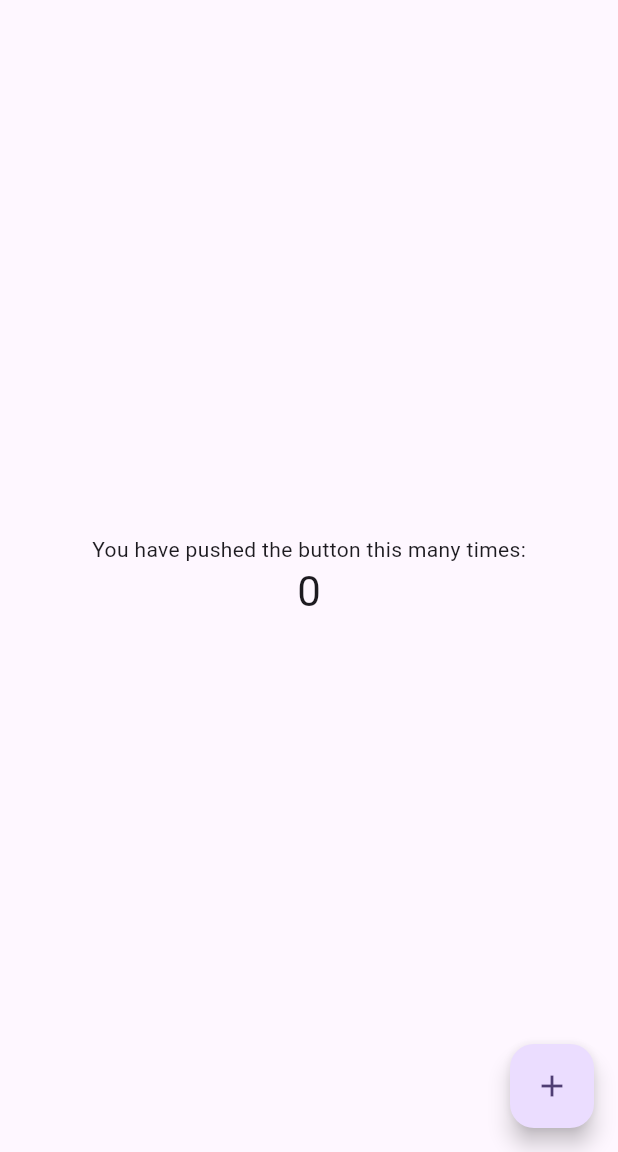
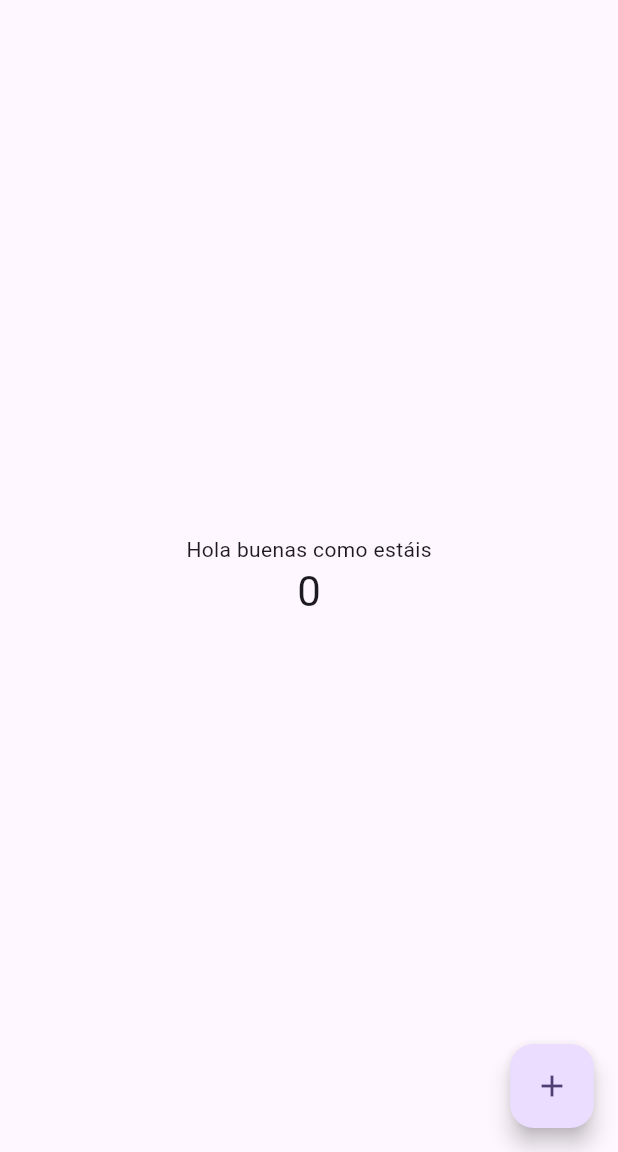
Before and after one commit to Moviles-2024/Proyecto01, a Flutter app: the screen it shows after launch, on a phone screen of 412 x 824 dp, the part 84-1236 px from its top. Run offline on Flutter 3.47's test engine with Material 3 defaults, Android fonts, the phone set to English and light mode, and no system bars.

Commit message:
Subiendo primer proyecto a AplicacionesMoviles

```diff
--- a/lib/main.dart
+++ b/lib/main.dart
@@ -106,7 +106,7 @@ class _MyHomePageState extends State<MyHomePage> {
           mainAxisAlignment: MainAxisAlignment.center,
           children: <Widget>[
             const Text(
-              'You have pushed the button this many times:',
+              'Hola buenas como estáis',
             ),
             Text(
               '$_counter',
```
